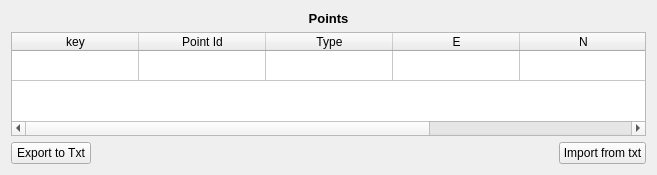
Above: trunk/qt/formDisplay/PointsLayout.ui from e-foto/e-foto before the change. Below: the same form after it.
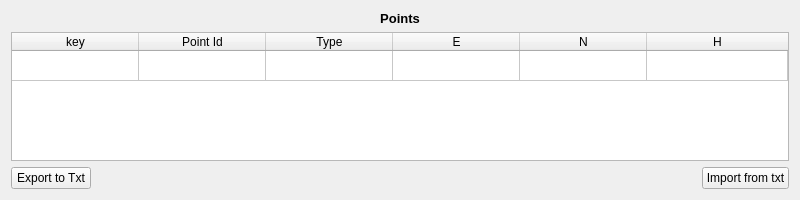
That is the form after the change.

Commit message: Test a new size for project module forms

Patch:
```diff
--- a/trunk/qt/formDisplay/PointsLayout.ui
+++ b/trunk/qt/formDisplay/PointsLayout.ui
@@ -6,8 +6,8 @@
    <rect>
     <x>0</x>
     <y>0</y>
-    <width>657</width>
-    <height>175</height>
+    <width>800</width>
+    <height>200</height>
    </rect>
   </property>
   <property name="sizePolicy">
```
Left out of the diff: 6 changed lines with no effect on the pictures. The commit also changes 7 other files.
